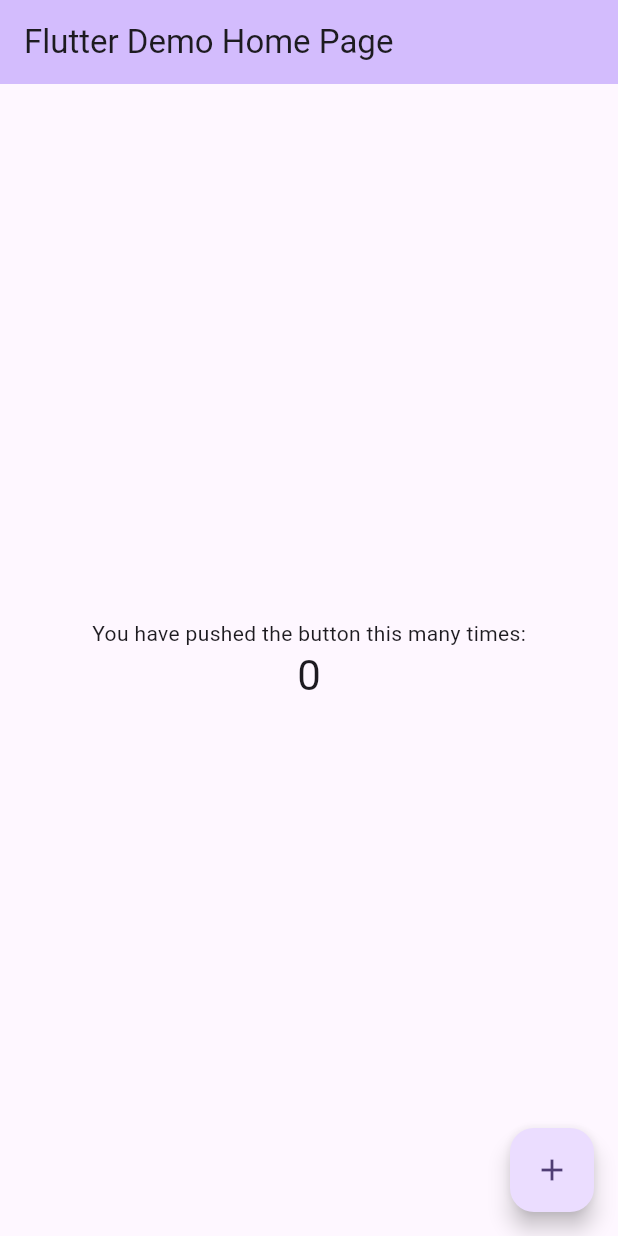
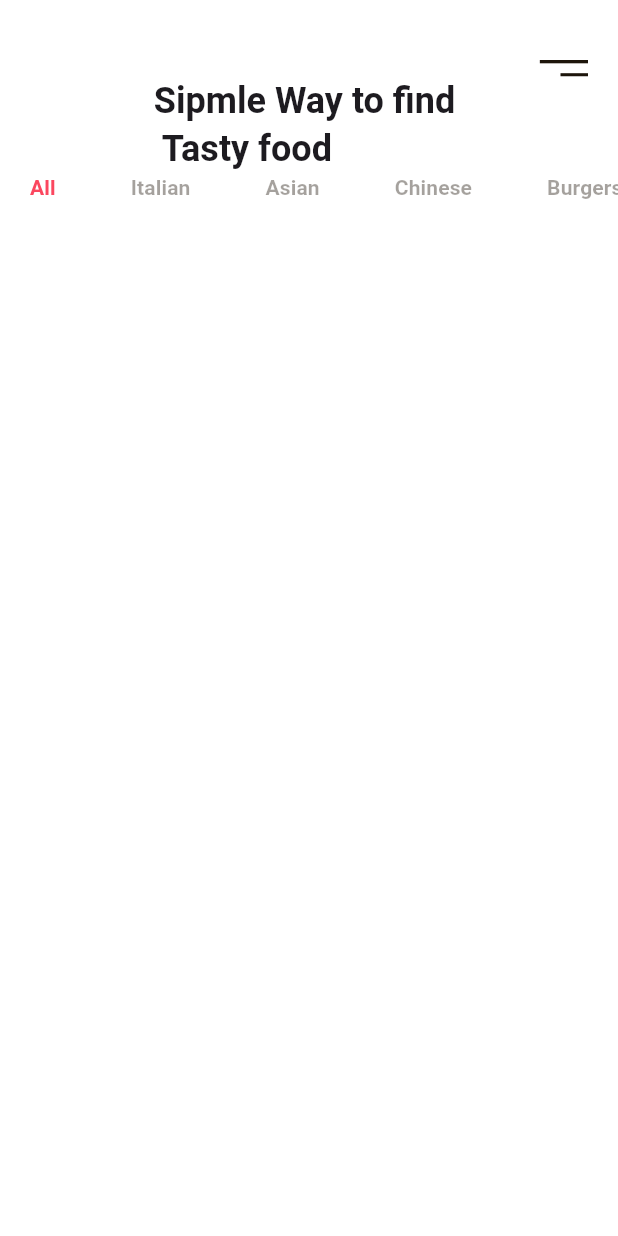
Before and after one commit to asadullah43/foodapp_ui, a Flutter app: the screen it shows after launch, on a phone screen of 412 x 824 dp. Run offline on Flutter 3.47's test engine with Material 3 defaults, Android fonts, the phone set to English and light mode, and no system bars; our stand-ins replace flutter_svg; Roboto replaces fonts that are missing (Pappins).

Commit message:
categories done

```diff
--- /dev/null
+++ b/lib/constant.dart
@@ -0,0 +1,8 @@
+import 'package:flutter/material.dart';
+
+const kWhiteColor = Color(0xFFFFFFFF);
+const kBlackColor = Color(0xFF000000);
+const kTextColor = Color(0xFF1D150B);
+const kPrimaryColor = Color(0xFFFB475F);
+const kSecondaryColor = Color(0xFFF5E1CB);
+const kBorderColor = Color(0xFFDDDDDD);
--- a/lib/main.dart
+++ b/lib/main.dart
@@ -1,4 +1,7 @@
 import 'package:flutter/material.dart';
+import 'package:foodapp_ui/constant.dart';
+import 'package:flutter_svg/flutter_svg.dart';
+import 'package:foodapp_ui/widgets/category_title.dart';
 
 void main() {
   runApp(const MyApp());
@@ -11,115 +14,65 @@
   @override
   Widget build(BuildContext context) {
     return MaterialApp(
-      title: 'Flutter Demo',
+      debugShowCheckedModeBanner: false,
+      title: 'Food App',
       theme: ThemeData(
-        // This is the theme of your application.
-        //
-        // TRY THIS: Try running your application with "flutter run". You'll see
-        // the application has a purple toolbar. Then, without quitting the app,
-        // try changing the seedColor in the colorScheme below to Colors.green
-        // and then invoke "hot reload" (save your changes or press the "hot
-        // reload" button in a Flutter-supported IDE, or press "r" if you used
-        // the command line to start the app).
-        //
-        // Notice that the counter didn't reset back to zero; the application
-        // state is not lost during the reload. To reset the state, use hot
-        // restart instead.
-        //
-        // This works for code too, not just values: Most code changes can be
-        // tested with just a hot reload.
-        colorScheme: ColorScheme.fromSeed(seedColor: Colors.deepPurple),
-        useMaterial3: true,
-      ),
-      home: const MyHomePage(title: 'Flutter Demo Home Page'),
+          fontFamily: "Pappins",
+          scaffoldBackgroundColor: kWhiteColor,
+          textTheme: const TextTheme(
+              labelLarge: TextStyle(fontWeight: FontWeight.bold),
+              titleMedium: TextStyle(fontWeight: FontWeight.bold),
+              bodyLarge: TextStyle(color: kTextColor),
+              headlineSmall: TextStyle(fontWeight: FontWeight.bold))),
+      home: const HomeScreen(),
     );
   }
 }
 
-class MyHomePage extends StatefulWidget {
-  const MyHomePage({super.key, required this.title});
-
-  // This widget is the home page of your application. It is stateful, meaning
-  // that it has a State object (defined below) that contains fields that affect
-  // how it looks.
-
-  // This class is the configuration for the state. It holds the values (in this
-  // case the title) provided by the parent (in this case the App widget) and
-  // used by the build method of the State. Fields in a Widget subclass are
-  // always marked "final".
-
-  final String title;
-
-  @override
-  State<MyHomePage> createState() => _MyHomePageState();
-}
-
-class _MyHomePageState extends State<MyHomePage> {
-  int _counter = 0;
-
-  void _incrementCounter() {
-    setState(() {
-      // This call to setState tells the Flutter framework that something has
-      // changed in this State, which causes it to rerun the build method below
-      // so that the display can reflect the updated values. If we changed
-      // _counter without calling setState(), then the build method would not be
-      // called again, and so nothing would appear to happen.
-      _counter++;
-    });
-  }
+class HomeScreen extends StatelessWidget {
+  const HomeScreen({super.key});
 
   @override
   Widget build(BuildContext context) {
-    // This method is rerun every time setState is called, for instance as done
-    // by the _incrementCounter method above.
-    //
-    // The Flutter framework has been optimized to make rerunning build methods
-    // fast, so that you can just rebuild anything that needs updating rather
-    // than having to individually change instances of widgets.
     return Scaffold(
-      appBar: AppBar(
-        // TRY THIS: Try changing the color here to a specific color (to
-        // Colors.amber, perhaps?) and trigger a hot reload to see the AppBar
-        // change color while the other colors stay the same.
-        backgroundColor: Theme.of(context).colorScheme.inversePrimary,
-        // Here we take the value from the MyHomePage object that was created by
-        // the App.build method, and use it to set our appbar title.
-        title: Text(widget.title),
+      body: Column(
+        children: [
+          Padding(
+            padding: const EdgeInsets.only(right: 20, top: 40),
+            child: Align(
+              alignment: Alignment.bottomRight,
+              child: SvgPicture.asset(
+                "assets/icons/menu.svg",
+                height: 11,
               ),
-      body: Center(
-        // Center is a layout widget. It takes a single child and positions it
-        // in the middle of the parent.
-        child: Column(
-          // Column is also a layout widget. It takes a list of children and
-          // arranges them vertically. By default, it sizes itself to fit its
-          // children horizontally, and tries to be as tall as its parent.
-          //
-          // Column has various properties to control how it sizes itself and
-          // how it positions its children. Here we use mainAxisAlignment to
-          // center the children vertically; the main axis here is the vertical
-          // axis because Columns are vertical (the cross axis would be
-          // horizontal).
-          //
-          // TRY THIS: Invoke "debug painting" (choose the "Toggle Debug Paint"
-          // action in the IDE, or press "p" in the console), to see the
-          // wireframe for each widget.
-          mainAxisAlignment: MainAxisAlignment.center,
-          children: <Widget>[
-            const Text(
-              'You have pushed the button this many times:',
+            ),
           ),
           Text(
-              '$_counter',
-              style: Theme.of(context).textTheme.headlineMedium,
+            'Sipmle Way to find \n Tasty food',
+            style: Theme.of(context).textTheme.headlineSmall,
+          ),
+          const SingleChildScrollView(
+            scrollDirection: Axis.horizontal,
+            child: Row(
+              children: <Widget>[
+                CategoryTitle(title: "All", active: true),
+                CategoryTitle(
+                  title: "Italian",
+                ),
+                CategoryTitle(
+                  title: "Asian",
+                ),
+                CategoryTitle(
+                  title: "Chinese",
+                ),
+                CategoryTitle(
+                  title: "Burgers",
                 ),
               ],
             ),
           ),
-      floatingActionButton: FloatingActionButton(
-        onPressed: _incrementCounter,
-        tooltip: 'Increment',
-        child: const Icon(Icons.add),
-      ), // This trailing comma makes auto-formatting nicer for build methods.
+        ],
+      ),
     );
   }
 }
--- /dev/null
+++ b/lib/widgets/category_title.dart
@@ -0,0 +1,21 @@
+import 'package:flutter/material.dart';
+import 'package:foodapp_ui/constant.dart';
+
+class CategoryTitle extends StatelessWidget {
+  final String title;
+  final bool active;
+  const CategoryTitle({super.key, required this.title, this.active = false});
+
+  @override
+  Widget build(BuildContext context) {
+    return Padding(
+      padding: const EdgeInsets.only(left: 20, right: 30),
+      child: Text(
+        title,
+        style: Theme.of(context).textTheme.labelLarge?.copyWith(
+              color: active ? kPrimaryColor : kTextColor.withOpacity(.4),
+            ),
+      ),
+    );
+  }
+}
```
Also changed, not shown: pubspec.yaml (+12 -9 lines), assets/fonts/Poppins/Poppins-Bold.ttf (added), assets/fonts/Poppins/Poppins-Medium.ttf (added), assets/fonts/Poppins/Poppins-Regular.ttf (added), assets/icons/backward.svg (added), assets/icons/bag.svg (added), assets/icons/forward.svg (added), assets/icons/menu.svg (added), assets/icons/plus.svg (added), assets/icons/search.svg (added), assets/images/image_1.png (added), assets/images/image_1_big.png (added), assets/images/image_2.png (added), pubspec.lock. Lines whose indentation alone changed are shown as unchanged.
